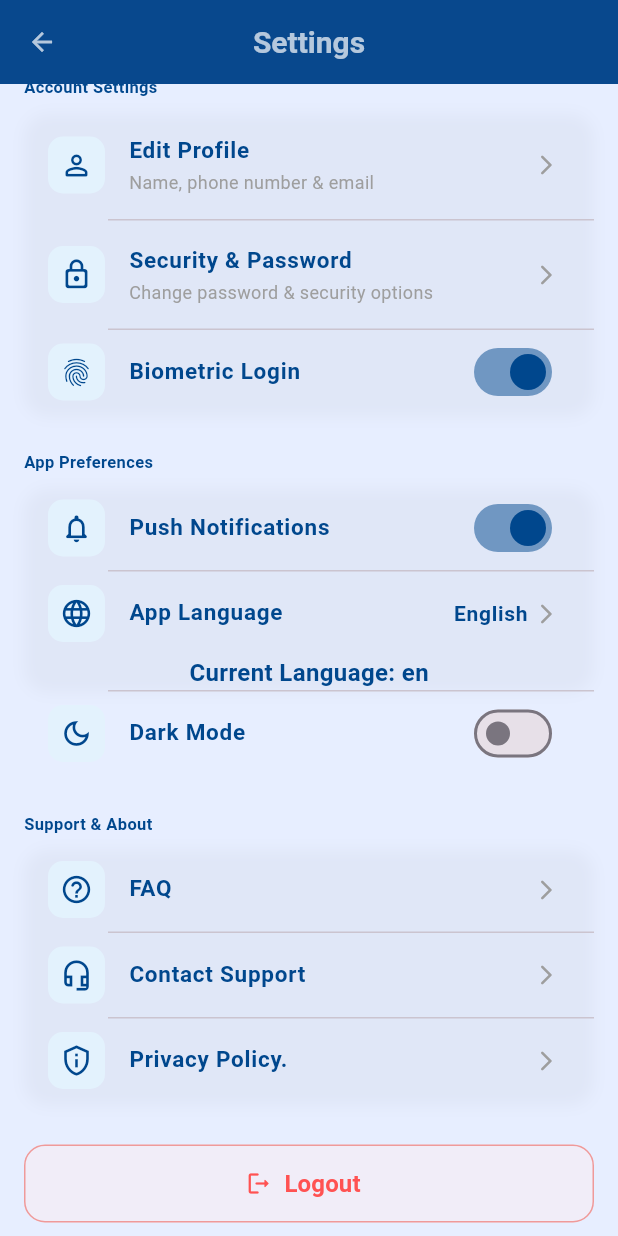
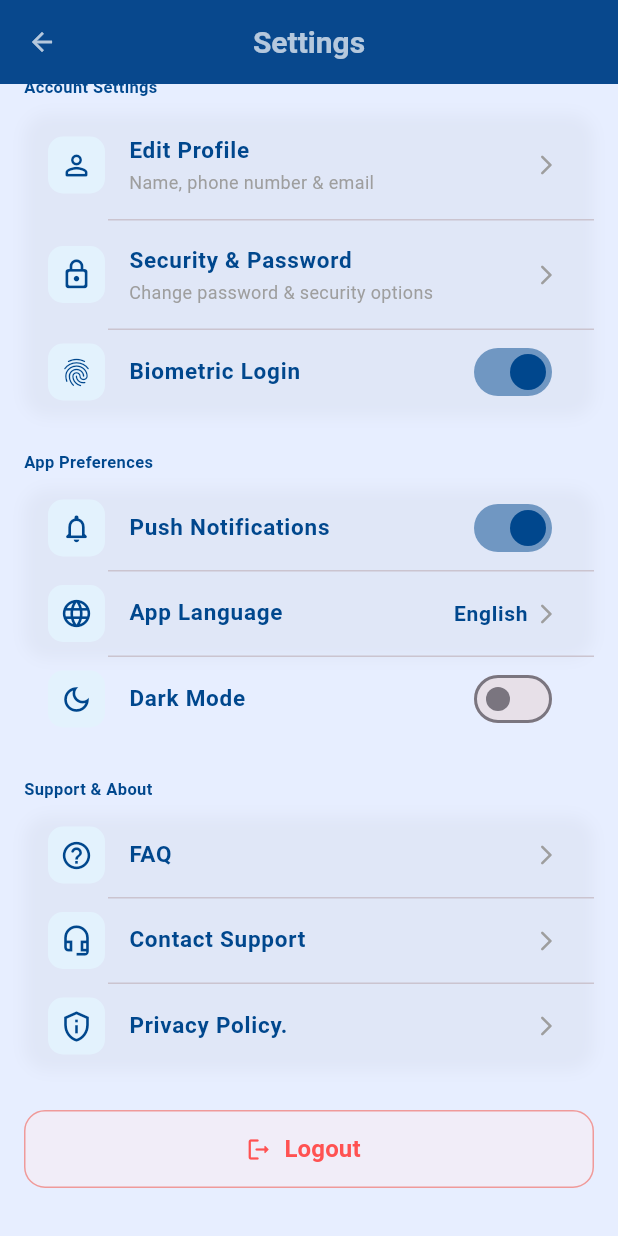
Before and after one commit to Ali-Abu1993/doctor-appoint, a Flutter app: the SettingsScreen screen opened by its route, scrolled down 82 dp, on a phone screen of 412 x 824 dp. Run offline on Flutter 3.47's test engine with Material 3 defaults, Android fonts, the phone set to English and light mode, and no system bars; our stand-ins replace cloud_firestore, dio, firebase_auth, firebase_core, firebase_messaging, firebase_storage and 8 more; missing offline and left inert: flutter_launcher_icons; accounts and stored records are empty; network calls fail.

Commit message:
save changes

```diff
--- a/lib/core/widgets/settings_screen.dart
+++ b/lib/core/widgets/settings_screen.dart
@@ -145,10 +145,10 @@ class _SettingsScreenState extends State<SettingsScreen> {
                         showLanguageBottomSheet(context);
 
                       }),
-                  Text(
-                    "Current Language: ${Localizations.localeOf(context).languageCode}",
-                    style: const TextStyle(fontSize: 16, fontWeight: FontWeight.bold),
-                  )
+                  // Text(
+                  //   "Current Language: ${Localizations.localeOf(context).languageCode}",
+                  //   style: const TextStyle(fontSize: 16, fontWeight: FontWeight.bold),
+                  // )
                 ]
 
                 ),
```
